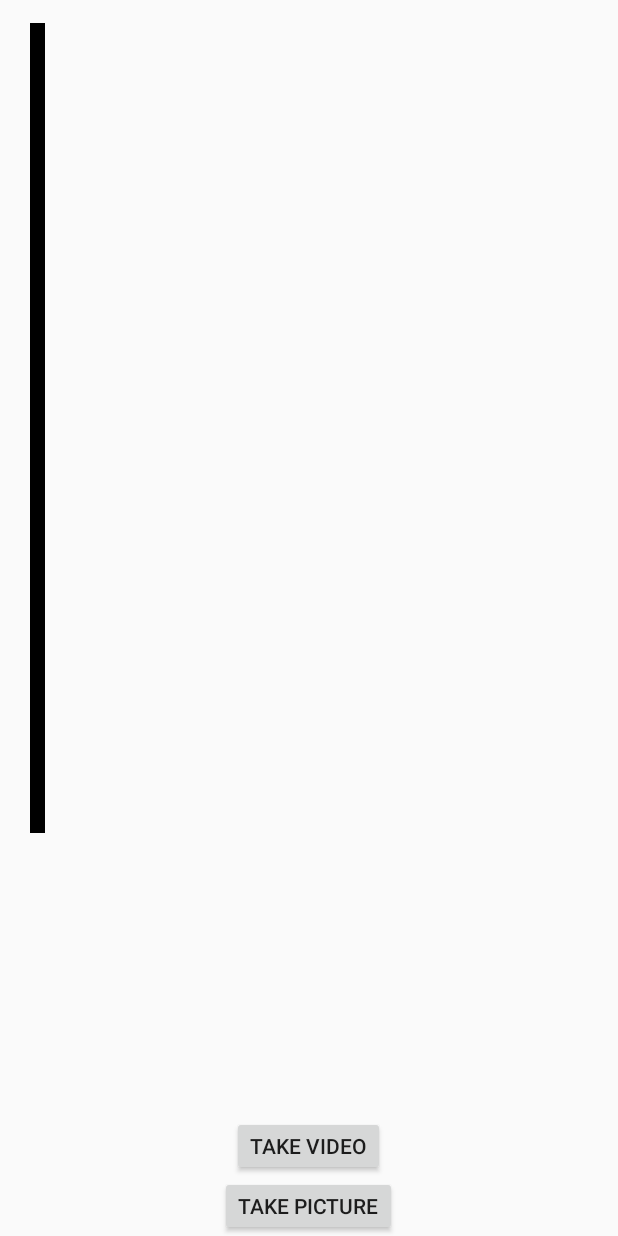
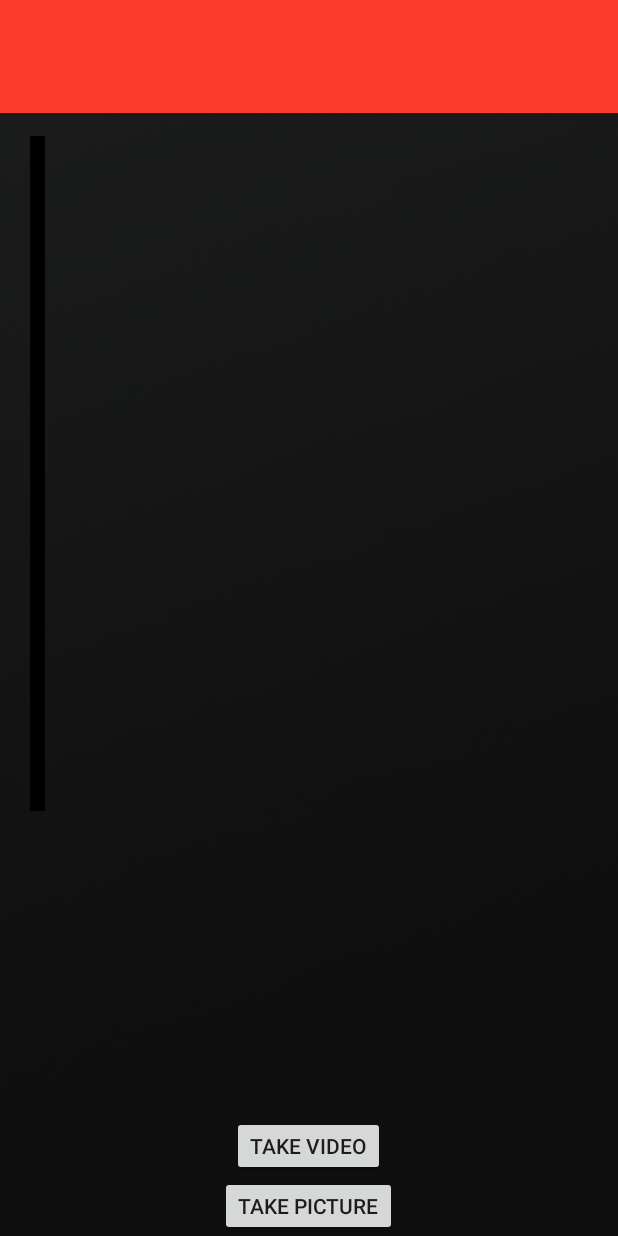
Before and after one commit to ZacharyBys/Adidas-Moments, an Android app: the TimelinePage screen opened directly, with no data from a screen before it, on a phone screen of 412 x 824 dp. Run offline under Robolectric (Android 15) with nearby library versions, the phone set to English and light mode, and no system bars; our stand-ins replace Volley; libraries missing offline, so code that uses them is left out: io.socket.client, io.socket.emitter, net.gotev.uploadservice; network calls fail; 3 statements that could not run were skipped.

Commit message:
layout changes

```diff
--- a/app/src/main/AndroidManifest.xml
+++ b/app/src/main/AndroidManifest.xml
@@ -35,7 +35,9 @@
                 android:resource="@xml/file_paths" />
         </provider>
 
-        <activity android:name=".PinMoment"></activity>
+        <activity android:name=".PinMoment"
+                  android:noHistory="true">
+        </activity>
     </application>
 
 </manifest>
--- a/app/src/main/res/layout/activity_home_page.xml
+++ b/app/src/main/res/layout/activity_home_page.xml
@@ -46,7 +46,7 @@
         android:layout_width="100dp"
         android:layout_height="100dp"
         android:layout_above="@+id/mainslogan"
-        android:layout_marginBottom="25dp"
+        android:layout_marginBottom="15dp"
         android:layout_centerHorizontal="true"
         app:srcCompat="@drawable/adidas_moments" />
 
--- a/app/src/main/res/layout/activity_timeline_page.xml
+++ b/app/src/main/res/layout/activity_timeline_page.xml
@@ -4,7 +4,8 @@
     xmlns:app="http://schemas.android.com/apk/res-auto"
     android:layout_width="fill_parent"
     android:layout_height="fill_parent"
-    android:id="@+id/timeline">
+    android:id="@+id/timeline"
+    android:background="@drawable/bg_timelinelive">
 
     <Button
         android:id="@+id/photobutton"
@@ -27,9 +28,10 @@
     <ImageView
         android:id="@+id/timelineBar"
         android:layout_width="10dp"
-        android:layout_height="540dp"
+        android:layout_height="450dp"
         android:background="#000000"
         android:layout_marginBottom="0dp"
+        android:layout_below="@+id/topbackground"
         android:layout_marginTop="15dp"
         android:layout_marginLeft="20dp"
          />
@@ -42,4 +44,12 @@
         android:layout_marginLeft="20dp"
          />
 
+    <ImageView
+        android:id="@+id/topbackground"
+        android:layout_width="fill_parent"
+        android:background="@color/red_accent"
+        android:layout_height="75dp"
+        android:layout_marginBottom="0dp"
+        />
+
 </RelativeLayout>
--- a/app/src/main/res/values/colors.xml
+++ b/app/src/main/res/values/colors.xml
@@ -4,4 +4,5 @@
     <color name="colorPrimaryDark">#000000</color>
     <color name="colorAccent">#FFFFFF</color>
     <color name="white">#FFFFFF</color>
+    <color name="red_accent">#FD3B2D</color>
 </resources>
```
Also changed, not shown: app/src/main/java/fcdiversidas/diversidas/PinMoment.java (+11 -2 lines), app/src/main/java/fcdiversidas/diversidas/TimelinePage.java (+5 -5 lines), app/src/main/res/drawable/back_icon.png (added), app/src/main/res/drawable/bg_timelinelive.png (added), app/src/main/res/drawable/boarder_timelinelive.png (added), app/src/main/res/drawable/card_icon.png (added), app/src/main/res/drawable/first_goal.png (added), app/src/main/res/drawable/last_goal.png (added).
